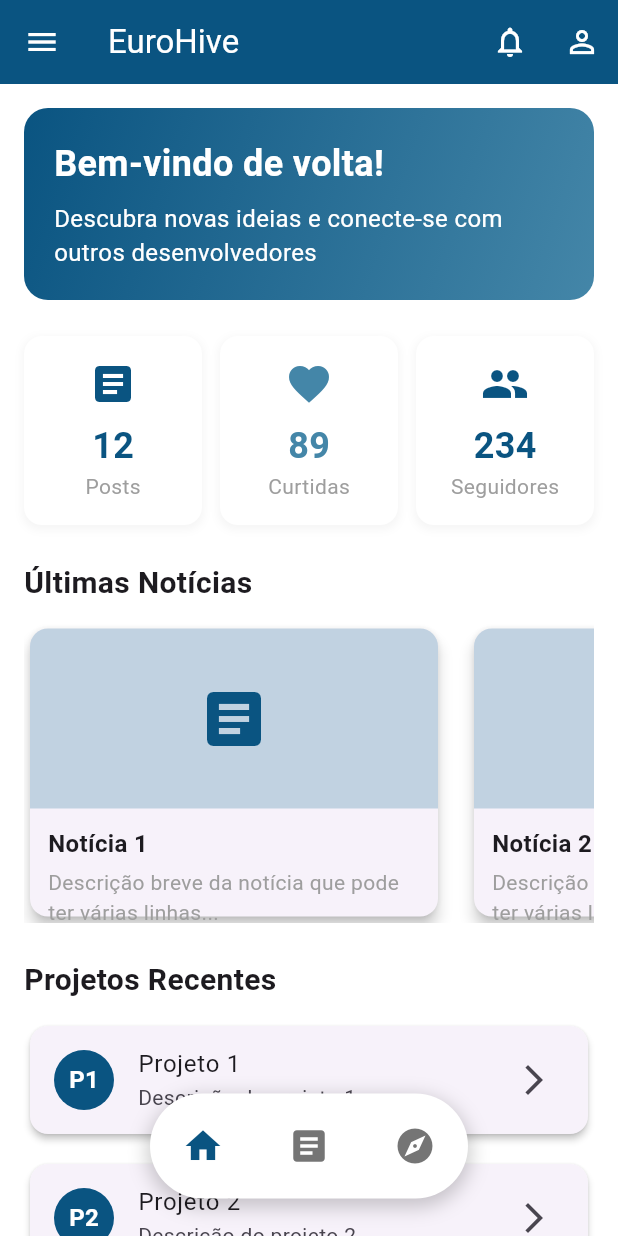
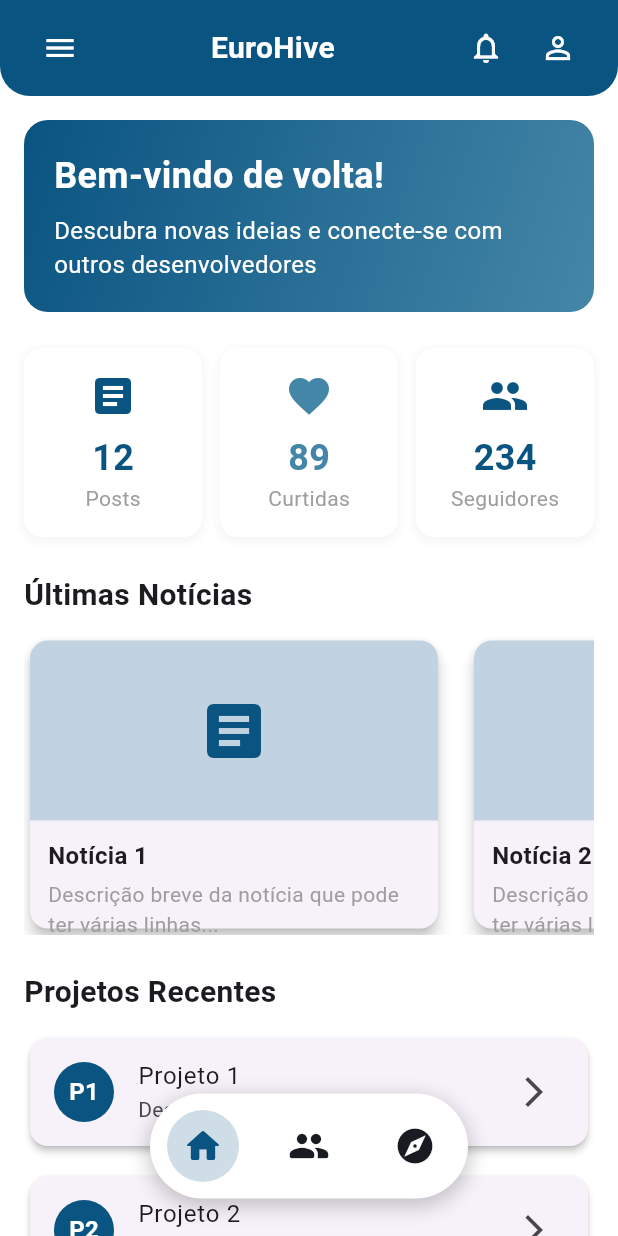
Before and after one commit to deividvieiraz/eurohive, a Flutter app: the MainScreen screen opened by its route, on a phone screen of 412 x 824 dp. Run offline on Flutter 3.47's test engine with Material 3 defaults, Android fonts, the phone set to English and light mode, and no system bars; our stand-ins replace google_fonts.

Commit message:
personalizing navigation bar

```diff
--- a/lib/core/constants/app_assets.dart
+++ b/lib/core/constants/app_assets.dart
@@ -4,4 +4,7 @@ class AppAssets {
   static const googleLogo = 'assets/images/google_logo.png';
 
   // Icons
+  static const homeIcon = 'assets/icons/home_ic.svg';
+  static const peopleIcon = 'assets/icons/people_ic.svg';
+  static const ideaIcon = 'assets/icons/idea_ic.svg';
 }
--- a/lib/screens/home_screen.dart
+++ b/lib/screens/home_screen.dart
@@ -9,123 +9,58 @@ class HomeScreen extends StatefulWidget {
 }
 
 class _HomeScreenState extends State<HomeScreen> {
-  final GlobalKey<ScaffoldState> _scaffoldKey = GlobalKey<ScaffoldState>();
-
   @override
   Widget build(BuildContext context) {
-    return Scaffold(
-      key: _scaffoldKey,
-      appBar: AppBar(
-        backgroundColor: AppColors.blue,
-        foregroundColor: AppColors.white,
-        title: const Text('EuroHive'),
-        leading: IconButton(
-          icon: const Icon(Icons.menu),
-          onPressed: () => _scaffoldKey.currentState?.openDrawer(),
+    return Column(
+      children: [
+        _buildAppBar(),
+        Expanded(
+          child: _buildBody(),
         ),
-        actions: [
+      ],
+    );
+  }
+
+  Widget _buildAppBar() {
+    return Container(
+      padding: const EdgeInsets.symmetric(horizontal: 16, vertical: 8),
+      decoration: const BoxDecoration(
+        color: AppColors.blue,
+        borderRadius: BorderRadius.only(
+          bottomLeft: Radius.circular(20),
+          bottomRight: Radius.circular(20),
+        ),
+      ),
+      child: SafeArea(
+        child: Row(
+          children: [
             IconButton(
-            icon: const Icon(Icons.notifications_outlined),
+              icon: const Icon(Icons.menu, color: AppColors.white),
+              onPressed: () {
+                Scaffold.of(context).openDrawer();
+              },
+            ),
+            const Expanded(
+              child: Text(
+                'EuroHive',
+                style: TextStyle(
+                  color: AppColors.white,
+                  fontSize: 20,
+                  fontWeight: FontWeight.bold,
+                ),
+                textAlign: TextAlign.center,
+              ),
+            ),
+            IconButton(
+              icon: const Icon(Icons.notifications_outlined, color: AppColors.white),
               onPressed: () {},
             ),
             IconButton(
-            icon: const Icon(Icons.person_outline),
+              icon: const Icon(Icons.person_outline, color: AppColors.white),
               onPressed: () {},
             ),
           ],
         ),
-      drawer: _buildDrawer(),
-      body: _buildBody(),
-    );
-  }
-
-  Widget _buildDrawer() {
-    return Drawer(
-      child: ListView(
-        padding: EdgeInsets.zero,
-        children: [
-          DrawerHeader(
-            decoration: const BoxDecoration(
-              color: AppColors.blue,
-            ),
-            child: Column(
-              crossAxisAlignment: CrossAxisAlignment.start,
-              children: [
-                const CircleAvatar(
-                  radius: 30,
-                  backgroundColor: AppColors.white,
-                  child: Icon(
-                    Icons.person,
-                    size: 35,
-                    color: AppColors.blue,
-                  ),
-                ),
-                const SizedBox(height: 10),
-                const Text(
-                  'Usuário EuroHive',
-                  style: TextStyle(
-                    color: AppColors.white,
-                    fontSize: 18,
-                    fontWeight: FontWeight.bold,
-                  ),
-                ),
-                const Text(
-                  'usuario@eurohive.com',
-                  style: TextStyle(
-                    color: AppColors.white,
-                    fontSize: 14,
-                  ),
-                ),
-              ],
-            ),
-          ),
-          ListTile(
-            leading: const Icon(Icons.home),
-            title: const Text('Início'),
-            onTap: () {
-              Navigator.pop(context);
-            },
-          ),
-          ListTile(
-            leading: const Icon(Icons.article),
-            title: const Text('Feed'),
-            onTap: () {
-              Navigator.pop(context);
-              // Navegar para Feed Screen
-            },
-          ),
-          ListTile(
-            leading: const Icon(Icons.explore),
-            title: const Text('Descobrir'),
-            onTap: () {
-              Navigator.pop(context);
-              // Navegar para Discovery Screen
-            },
-          ),
-          const Divider(),
-          ListTile(
-            leading: const Icon(Icons.settings),
-            title: const Text('Configurações'),
-            onTap: () {
-              Navigator.pop(context);
-            },
-          ),
-          ListTile(
-            leading: const Icon(Icons.help),
-            title: const Text('Ajuda'),
-            onTap: () {
-              Navigator.pop(context);
-            },
-          ),
-          ListTile(
-            leading: const Icon(Icons.logout),
-            title: const Text('Sair'),
-            onTap: () {
-              Navigator.pop(context);
-              // Implementar logout
-            },
-          ),
-        ],
       ),
     );
   }
@@ -173,10 +108,7 @@ class _HomeScreenState extends State<HomeScreen> {
           SizedBox(height: 8),
           Text(
             'Descubra novas ideias e conecte-se com outros desenvolvedores',
-            style: TextStyle(
-              color: AppColors.white,
-              fontSize: 16,
-            ),
+            style: TextStyle(color: AppColors.white, fontSize: 16),
           ),
         ],
       ),
@@ -238,11 +170,7 @@ class _HomeScreenState extends State<HomeScreen> {
       ),
       child: Column(
         children: [
-          Icon(
-            icon,
-            color: color,
-            size: 32,
-          ),
+          Icon(icon, color: color, size: 32),
           const SizedBox(height: 8),
           Text(
             value,
@@ -252,13 +180,7 @@ class _HomeScreenState extends State<HomeScreen> {
               color: color,
             ),
           ),
-          Text(
-            title,
-            style: const TextStyle(
-              fontSize: 14,
-              color: Colors.grey,
-            ),
-          ),
+          Text(title, style: const TextStyle(fontSize: 14, color: Colors.grey)),
         ],
       ),
     );
@@ -270,10 +192,7 @@ class _HomeScreenState extends State<HomeScreen> {
       children: [
         const Text(
           'Últimas Notícias',
-          style: TextStyle(
-            fontSize: 20,
-            fontWeight: FontWeight.bold,
-          ),
+          style: TextStyle(fontSize: 20, fontWeight: FontWeight.bold),
         ),
         const SizedBox(height: 12),
         SizedBox(
@@ -351,10 +270,7 @@ class _HomeScreenState extends State<HomeScreen> {
       children: [
         const Text(
           'Projetos Recentes',
-          style: TextStyle(
-            fontSize: 20,
-            fontWeight: FontWeight.bold,
-          ),
+          style: TextStyle(fontSize: 20, fontWeight: FontWeight.bold),
         ),
         const SizedBox(height: 12),
         ListView.builder(
--- a/lib/screens/main_screen.dart
+++ b/lib/screens/main_screen.dart
@@ -13,6 +13,7 @@ class MainScreen extends StatefulWidget {
 
 class _MainScreenState extends State<MainScreen> {
   int _currentIndex = 0;
+  final GlobalKey<ScaffoldState> _scaffoldKey = GlobalKey<ScaffoldState>();
 
   final List<Widget> _screens = [
     const HomeScreen(),
@@ -23,6 +24,8 @@ class _MainScreenState extends State<MainScreen> {
   @override
   Widget build(BuildContext context) {
     return Scaffold(
+      key: _scaffoldKey,
+      drawer: _buildDrawer(),
       body: Stack(
         children: [
           IndexedStack(index: _currentIndex, children: _screens),
@@ -30,19 +33,15 @@ class _MainScreenState extends State<MainScreen> {
           Align(
             alignment: Alignment.bottomCenter,
             child: Padding(
-          padding: const EdgeInsets.only(
-            left: 100,
-            right: 100,
-            bottom: 25,
-          ),
+              padding: const EdgeInsets.only(left: 100, right: 100, bottom: 25),
               child: Container(
                 height: 70,
                 decoration: BoxDecoration(
                   color: AppColors.white,
-              borderRadius: BorderRadius.circular(50),
+                  borderRadius: BorderRadius.circular(100),
                   boxShadow: [
                     BoxShadow(
-                  color: Colors.black.withOpacity(0.2),
+                      color: Colors.black.withValues(alpha: 0.2),
                       blurRadius: 10,
                       spreadRadius: 2,
                       offset: const Offset(0, 4),
@@ -54,9 +53,9 @@ class _MainScreenState extends State<MainScreen> {
                   child: Row(
                     mainAxisAlignment: MainAxisAlignment.spaceEvenly,
                     children: [
-                  _buildNavItem(0, Icons.home),
-                  _buildNavItem(1, Icons.article),
-                  _buildNavItem(2, Icons.explore),
+                      _buildNavItem(0, Icons.home_rounded),
+                      _buildNavItem(1, Icons.people_rounded),
+                      _buildNavItem(2, Icons.explore_rounded),
                     ],
                   ),
                 ),
@@ -68,8 +67,98 @@ class _MainScreenState extends State<MainScreen> {
     );
   }
 
+  Widget _buildDrawer() {
+    return Drawer(
+      child: ListView(
+        padding: EdgeInsets.zero,
+        children: [
+          DrawerHeader(
+            decoration: const BoxDecoration(color: AppColors.blue),
+            child: Column(
+              crossAxisAlignment: CrossAxisAlignment.start,
+              children: [
+                const CircleAvatar(
+                  radius: 30,
+                  backgroundColor: AppColors.white,
+                  child: Icon(Icons.person, size: 35, color: AppColors.blue),
+                ),
+                const SizedBox(height: 10),
+                const Text(
+                  'Usuário EuroHive',
+                  style: TextStyle(
+                    color: AppColors.white,
+                    fontSize: 18,
+                    fontWeight: FontWeight.bold,
+                  ),
+                ),
+                const Text(
+                  'usuario@eurohive.com',
+                  style: TextStyle(color: AppColors.white, fontSize: 14),
+                ),
+              ],
+            ),
+          ),
+          ListTile(
+            leading: const Icon(Icons.home),
+            title: const Text('Início'),
+            onTap: () {
+              setState(() {
+                _currentIndex = 0;
+              });
+              Navigator.pop(context);
+            },
+          ),
+          ListTile(
+            leading: const Icon(Icons.article),
+            title: const Text('Feed'),
+            onTap: () {
+              setState(() {
+                _currentIndex = 1;
+              });
+              Navigator.pop(context);
+            },
+          ),
+          ListTile(
+            leading: const Icon(Icons.explore),
+            title: const Text('Descobrir'),
+            onTap: () {
+              setState(() {
+                _currentIndex = 2;
+              });
+              Navigator.pop(context);
+            },
+          ),
+          const Divider(),
+          ListTile(
+            leading: const Icon(Icons.settings),
+            title: const Text('Configurações'),
+            onTap: () {
+              Navigator.pop(context);
+            },
+          ),
+          ListTile(
+            leading: const Icon(Icons.help),
+            title: const Text('Ajuda'),
+            onTap: () {
+              Navigator.pop(context);
+            },
+          ),
+          ListTile(
+            leading: const Icon(Icons.logout),
+            title: const Text('Sair'),
+            onTap: () {
+              Navigator.pop(context);
+              // Implementar logout
+            },
+          ),
+        ],
+      ),
+    );
+    }
+
   Widget _buildNavItem(int index, IconData icon) {
     final isSelected = _currentIndex == index;
+
     return Expanded(
       child: InkWell(
         onTap: () {
@@ -78,12 +167,23 @@ class _MainScreenState extends State<MainScreen> {
           });
         },
         borderRadius: BorderRadius.circular(30),
+        child: SizedBox(
+          height: 70,
+          child: Center(
             child: Container(
-          height: 70,
+              padding: const EdgeInsets.all(10),
+              decoration: BoxDecoration(
+                shape: BoxShape.circle,
+                color: isSelected
+                    ? AppColors.blue.withValues(alpha: 0.2)
+                    : Colors.transparent,
+              ),
               child: Icon(
                 icon,
-            color: isSelected ? AppColors.blue : Colors.grey[600],
+                color: isSelected ? AppColors.blue : AppColors.black,
                 size: 28,
+              ),
+            ),
           ),
         ),
       ),
--- a/pubspec.yaml
+++ b/pubspec.yaml
@@ -35,6 +35,7 @@ dependencies:
   # Use with the CupertinoIcons class for iOS style icons.
   cupertino_icons: ^1.0.8
   google_fonts: ^6.2.1
+  flutter_svg: ^2.0.9
 
 dev_dependencies:
   flutter_test:
```
Also changed, not shown: pubspec.lock. Lines whose indentation alone changed are shown as unchanged.
